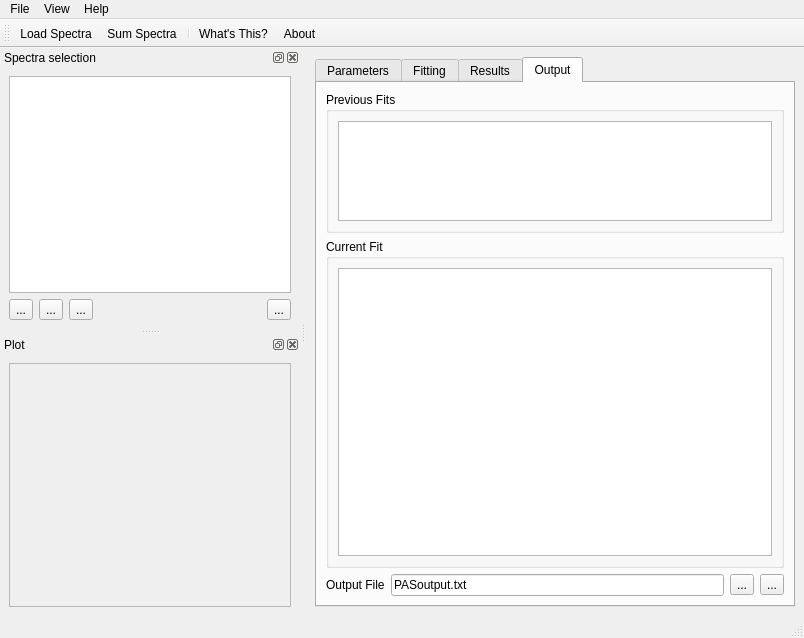
Old version of the form PAScualGUI.ui in the repository cpascual/PAScual.
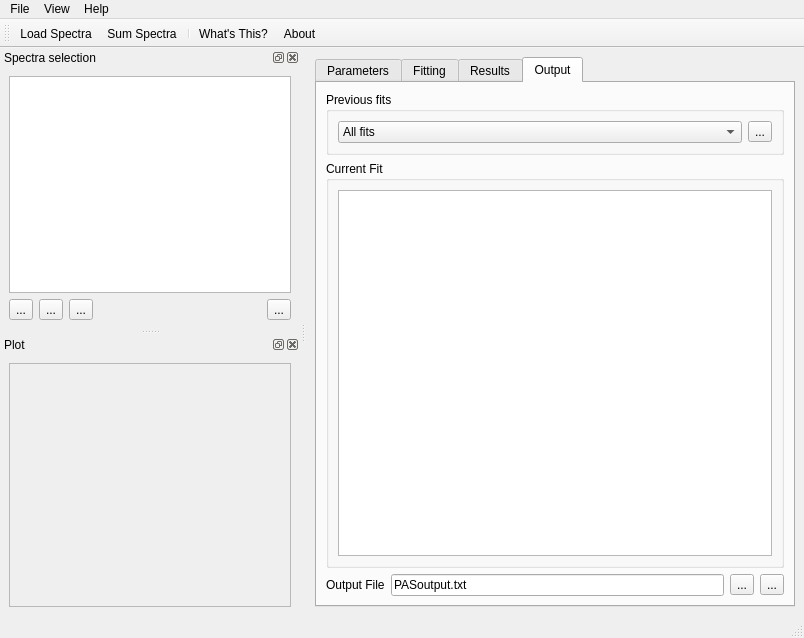
New version of the form. Icons and pictures are not drawn.

What changed in the file:
```diff
--- a/PAScualGUI.ui
+++ b/PAScualGUI.ui
@@ -9,6 +9,12 @@
     <height>638</height>
    </rect>
   </property>
+  <property name="sizePolicy" >
+   <sizepolicy vsizetype="Preferred" hsizetype="Expanding" >
+    <horstretch>0</horstretch>
+    <verstretch>0</verstretch>
+   </sizepolicy>
+  </property>
   <property name="windowTitle" >
    <string>PAScual</string>
   </property>
@@ -26,9 +32,7 @@
     <item>
      <widget class="QTabWidget" name="tabWidget" >
       <property name="sizePolicy" >
-       <sizepolicy>
-        <hsizetype>5</hsizetype>
-        <vsizetype>7</vsizetype>
+       <sizepolicy vsizetype="Preferred" hsizetype="Preferred" >
         <horstretch>0</horstretch>
         <verstretch>0</verstretch>
        </sizepolicy>
@@ -761,39 +765,31 @@
         <string>Output</string>
        </attribute>
        <layout class="QVBoxLayout" >
-        <property name="margin" >
-         <number>9</number>
-        </property>
-        <property name="spacing" >
-         <number>6</number>
-        </property>
         <item>
          <widget class="QGroupBox" name="groupBox_3" >
+          <property name="sizePolicy" >
+           <sizepolicy vsizetype="Preferred" hsizetype="Preferred" >
+            <horstretch>0</horstretch>
+            <verstretch>0</verstretch>
+           </sizepolicy>
+          </property>
           <property name="title" >
-           <string>Previous Fits</string>
+           <string>Previous fits</string>
           </property>
-          <layout class="QVBoxLayout" >
-           <property name="margin" >
-            <number>9</number>
-           </property>
-           <property name="spacing" >
-            <number>6</number>
-           </property>
+          <layout class="QHBoxLayout" >
            <item>
-            <widget class="QTextBrowser" name="prevOutputsTB" >
-             <property name="sizePolicy" >
-              <sizepolicy>
-               <hsizetype>7</hsizetype>
-               <vsizetype>4</vsizetype>
-               <horstretch>0</horstretch>
-               <verstretch>0</verstretch>
-              </sizepolicy>
-             </property>
-             <property name="maximumSize" >
-              <size>
-               <width>16777215</width>
-               <height>100</height>
-              </size>
+            <widget class="QComboBox" name="previousFitsCB" >
+             <item>
+              <property name="text" >
+               <string>All fits</string>
+              </property>
+             </item>
+            </widget>
+           </item>
+           <item>
+            <widget class="QToolButton" name="showPreviousFitsPB" >
+             <property name="text" >
+              <string>...</string>
              </property>
             </widget>
            </item>
@@ -806,12 +802,6 @@
            <string>Current Fit</string>
           </property>
           <layout class="QVBoxLayout" >
-           <property name="margin" >
-            <number>9</number>
-           </property>
-           <property name="spacing" >
-            <number>6</number>
-           </property>
            <item>
             <widget class="QTextEdit" name="outputTE" >
              <property name="lineWrapMode" >
```
Left out of the diff: 353 changed lines with no effect on the pictures.
